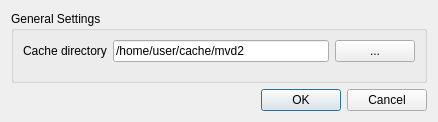
The window that Code/Application/Catalogue/mvdPreferencesDialog.ui (orfeotoolbox/OTB) describes before a commit, drawn with Qt 5.
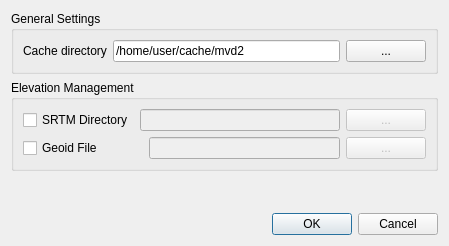
The same window after the commit.

Commit message: ENH: Adding two settings parameters for SRTM directory and geoid file

What changed in the file:
```diff
--- a/Code/Application/Catalogue/mvdPreferencesDialog.ui
+++ b/Code/Application/Catalogue/mvdPreferencesDialog.ui
@@ -9,8 +9,8 @@
    <rect>
     <x>0</x>
     <y>0</y>
-    <width>438</width>
-    <height>122</height>
+    <width>449</width>
+    <height>246</height>
    </rect>
   </property>
   <property name="sizePolicy">
@@ -26,10 +26,23 @@
    <locale language="C" country="AnyCountry"/>
   </property>
   <layout class="QGridLayout" name="gridLayout">
-   <item row="0" column="0">
+   <item row="11" column="0">
+    <spacer name="verticalSpacer">
+     <property name="orientation">
+      <enum>Qt::Vertical</enum>
+     </property>
+     <property name="sizeHint" stdset="0">
+      <size>
+       <width>20</width>
+       <height>0</height>
+      </size>
+     </property>
+    </spacer>
+   </item>
+   <item row="1" column="0">
     <widget class="QGroupBox" name="groupBox">
      <property name="sizePolicy">
-      <sizepolicy hsizetype="Expanding" vsizetype="Expanding">
+      <sizepolicy hsizetype="Expanding" vsizetype="Fixed">
        <horstretch>0</horstretch>
        <verstretch>0</verstretch>
       </sizepolicy>
@@ -90,29 +103,84 @@
         </item>
        </layout>
       </item>
-      <item>
-       <spacer name="verticalSpacer">
-        <property name="orientation">
-         <enum>Qt::Vertical</enum>
-        </property>
-        <property name="sizeHint" stdset="0">
-         <size>
-          <width>20</width>
-          <height>0</height>
-         </size>
-        </property>
-       </spacer>
-      </item>
      </layout>
     </widget>
    </item>
-   <item row="1" column="0">
+   <item row="12" column="0">
     <widget class="QDialogButtonBox" name="buttonBox">
      <property name="standardButtons">
       <set>QDialogButtonBox::Cancel|QDialogButtonBox::Ok</set>
      </property>
     </widget>
    </item>
+   <item row="10" column="0">
+    <widget class="QGroupBox" name="verticalGroupBox">
+     <property name="title">
+      <string>Elevation Management</string>
+     </property>
+     <layout class="QVBoxLayout" name="verticalLayout_2">
+      <property name="margin">
+       <number>9</number>
+      </property>
+      <item>
+       <layout class="QHBoxLayout" name="horizontalLayout_2">
+        <item>
+         <widget class="QCheckBox" name="srtmCheckbox">
+          <property name="text">
+           <string>SRTM Directory</string>
+          </property>
+         </widget>
+        </item>
+        <item>
+         <widget class="QLineEdit" name="srtmLineEdit">
+          <property name="enabled">
+           <bool>false</bool>
+          </property>
+         </widget>
+        </item>
+        <item>
+         <widget class="QPushButton" name="srtmButton">
+          <property name="enabled">
+           <bool>false</bool>
+          </property>
+          <property name="text">
+           <string>...</string>
+          </property>
+         </widget>
+        </item>
+       </layout>
+      </item>
+      <item>
+       <layout class="QHBoxLayout" name="horizontalLayout_3">
+        <item>
+         <widget class="QCheckBox" name="geoidCheckbox">
+          <property name="text">
+           <string>Geoid File            </string>
+          </property>
+         </widget>
+        </item>
+        <item>
+         <widget class="QLineEdit" name="geoidLineEdit">
+          <property name="enabled">
+           <bool>false</bool>
+          </property>
+         </widget>
+        </item>
+        <item>
+         <widget class="QPushButton" name="geoidButton">
+          <property name="enabled">
+           <bool>false</bool>
+          </property>
+          <property name="text">
+           <string>...</string>
+          </property>
+         </widget>
+        </item>
+       </layout>
+      </item>
+     </layout>
+    </widget>
+   </item>
   </layout>
  </widget>
  <resources/>
```
The commit also changes 2 other files.
